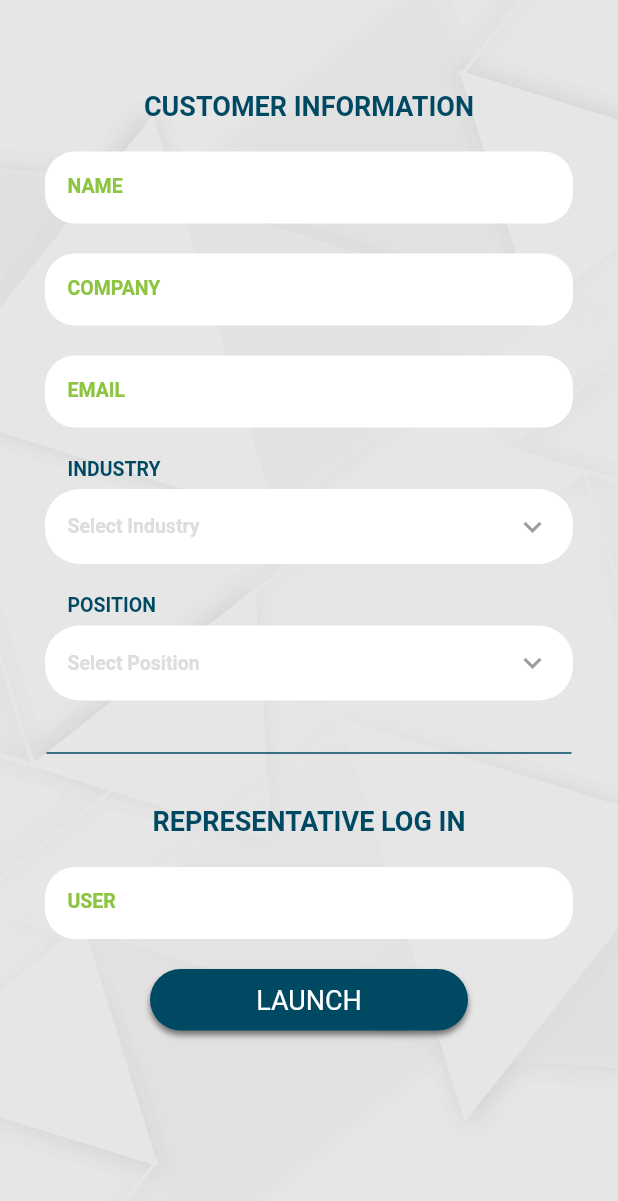
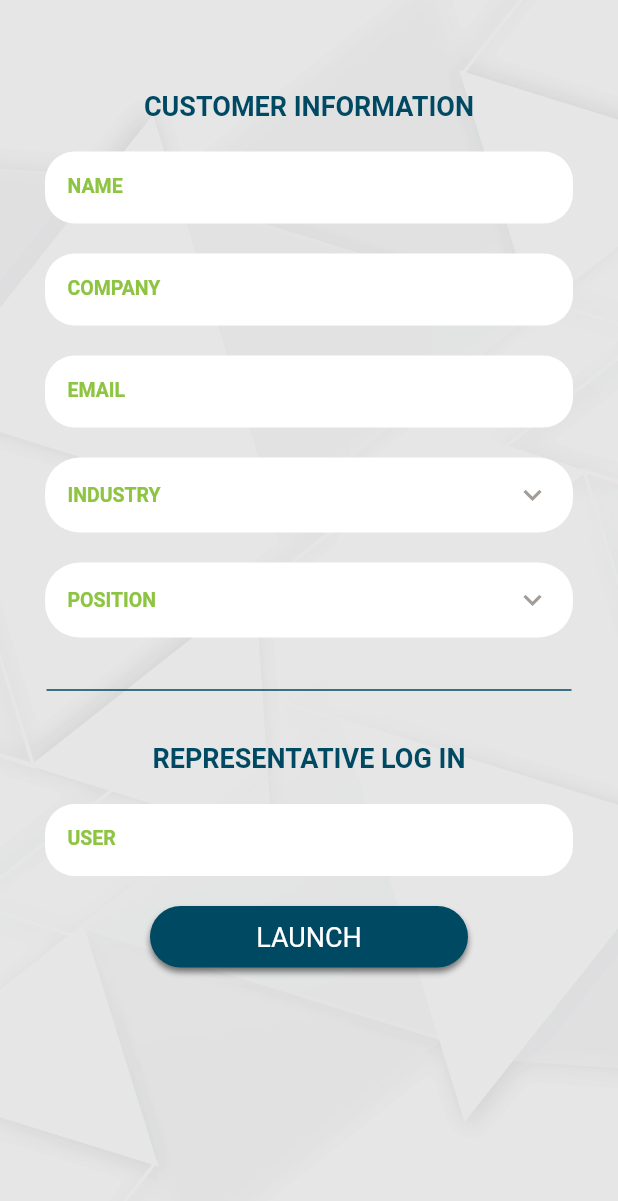
Before and after one commit to SonQBChau/brand_root_solution, a Flutter app: the screen it shows after launch, scrolled down 824 dp, on a phone screen of 412 x 824 dp. Shown: the top 1201 px of the screen. Run offline on Flutter 3.47's test engine with Material 2 defaults, Android fonts, the phone set to English and light mode, and no system bars; our stand-ins replace charts_flutter; missing offline and left inert: animator.

Commit message:
update color text for customer info

```diff
--- a/lib/widgets/industry_widget.dart
+++ b/lib/widgets/industry_widget.dart
@@ -29,15 +29,6 @@ class IndustryWidget extends StatelessWidget {
         crossAxisAlignment: CrossAxisAlignment.start,
         children: <Widget>[
           Container(
-            padding: EdgeInsets.only(bottom: 6, left: 15),
-            child: Text(
-              'INDUSTRY',
-              style: TextStyle(
-                  color: colorBlue, fontWeight: FontWeight.bold, fontSize: 13),
-            ),
-          ),
-
-          Container(
             padding: EdgeInsets.only(top: 13, bottom: 13, left: 15, right: 15),
             decoration: BoxDecoration(
               color: Colors.white,
@@ -46,9 +37,9 @@ class IndustryWidget extends StatelessWidget {
             child: DropdownButtonHideUnderline(
               child: DropdownButton(
                   hint: Text(
-                    'Select Industry',
+                    'INDUSTRY',
                     style: TextStyle(
-                        color: colorGrey20,
+                        color: colorGreen,
                         fontWeight: FontWeight.w600,
                         fontSize: 13),
                   ),
@@ -56,7 +47,7 @@ class IndustryWidget extends StatelessWidget {
                   isDense: true,
                   isExpanded: true,
                   style: TextStyle(
-                      color: colorGrey,
+                      color: colorGreen,
                       fontWeight: FontWeight.bold,
                       fontSize: 13),
                   items: industryList,
--- a/lib/widgets/position_widget.dart
+++ b/lib/widgets/position_widget.dart
@@ -30,14 +30,7 @@ class PositionWidget extends StatelessWidget {
       child: Column(
         crossAxisAlignment: CrossAxisAlignment.start,
         children: <Widget>[
-          Container(
-            padding: EdgeInsets.only(bottom: 6, left: 15),
-            child: Text(
-              'POSITION',
-              style: TextStyle(
-                  color: colorBlue, fontWeight: FontWeight.bold, fontSize: 13),
-            ),
-          ),
+
           Container(
             padding: EdgeInsets.only(top: 13, bottom: 13, left: 15, right: 15),
             decoration: BoxDecoration(
@@ -47,9 +40,9 @@ class PositionWidget extends StatelessWidget {
             child: DropdownButtonHideUnderline(
               child: DropdownButton(
                   hint: Text(
-                    'Select Position',
+                    'POSITION',
                     style: TextStyle(
-                        color: colorGrey20,
+                        color: colorGreen,
                         fontWeight: FontWeight.w600,
                         fontSize: 13),
                   ),
@@ -57,7 +50,7 @@ class PositionWidget extends StatelessWidget {
                   isDense: true,
                   isExpanded: true,
                   style: TextStyle(
-                      color: colorGrey,
+                      color: colorGreen,
                       fontWeight: FontWeight.bold,
                       fontSize: 13),
                   items: industryList,
--- a/lib/widgets/text_widget_info_page.dart
+++ b/lib/widgets/text_widget_info_page.dart
@@ -46,8 +46,10 @@ class TextWidgetInfoPage extends StatelessWidget {
                 borderSide: BorderSide(color: Colors.red,),
                 borderRadius: BorderRadius.all(Radius.circular(20.0)),
               ),
+
               labelText: hintTxt,
               labelStyle: TextStyle(
+
                   color: colorGreen,
                   fontWeight: FontWeight.w600,
                   fontSize: 13),
@@ -57,7 +59,7 @@ class TextWidgetInfoPage extends StatelessWidget {
           textCapitalization: textCapitalization,
             keyboardType: textInputType,
             style: TextStyle(
-                color: colorGrey, fontWeight: FontWeight.w600, fontSize: 13),
+                color: colorGreen, fontWeight: FontWeight.w600, fontSize: 13),
 
             validator: onValidate, //validator
             onSaved: (value) {
```
